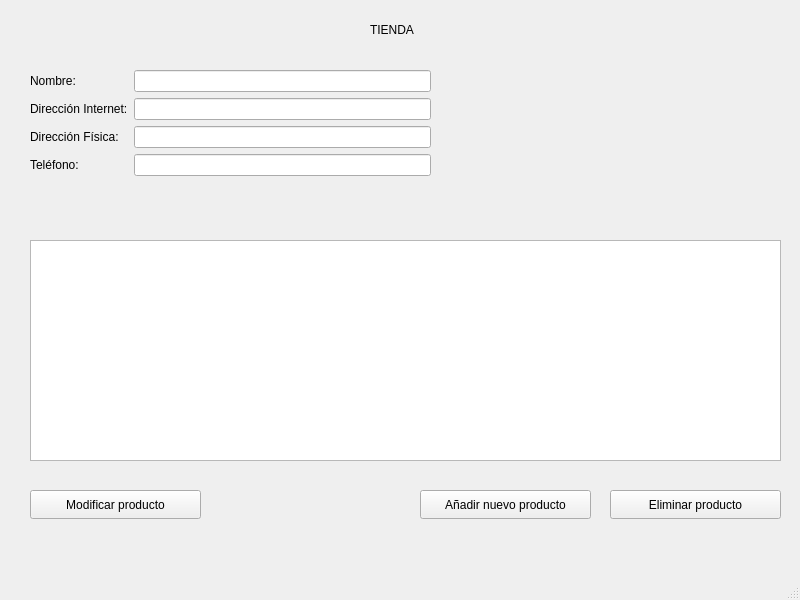
Above: tiendaAdministrada/src/ui/mainwindow.ui from RojasSancho/TareaProgramada4-C16882 before the change. Below: the same form after it.
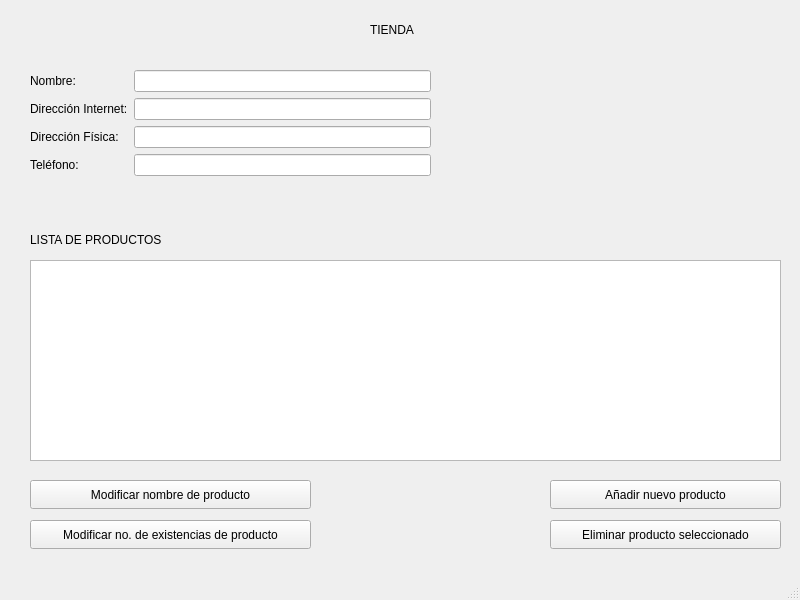
That is the form after the change.

Commit message: Listo el modificar producto de tienda

Patch:
```diff
--- a/tiendaAdministrada/src/ui/mainwindow.ui
+++ b/tiendaAdministrada/src/ui/mainwindow.ui
@@ -83,18 +83,18 @@
     <property name="geometry">
      <rect>
       <x>30</x>
-      <y>240</y>
+      <y>260</y>
       <width>751</width>
-      <height>221</height>
+      <height>201</height>
      </rect>
     </property>
    </widget>
    <widget class="QPushButton" name="btnNuevoProducto">
     <property name="geometry">
      <rect>
-      <x>420</x>
-      <y>490</y>
-      <width>171</width>
+      <x>550</x>
+      <y>480</y>
+      <width>231</width>
       <height>29</height>
      </rect>
     </property>
@@ -105,27 +105,53 @@
    <widget class="QPushButton" name="btnEliminarProducto">
     <property name="geometry">
      <rect>
-      <x>610</x>
-      <y>490</y>
-      <width>171</width>
+      <x>550</x>
+      <y>520</y>
+      <width>231</width>
       <height>29</height>
      </rect>
     </property>
     <property name="text">
-     <string>Eliminar producto</string>
+     <string>Eliminar producto seleccionado</string>
     </property>
    </widget>
    <widget class="QPushButton" name="pushButton">
     <property name="geometry">
      <rect>
       <x>30</x>
-      <y>490</y>
-      <width>171</width>
+      <y>480</y>
+      <width>281</width>
       <height>29</height>
      </rect>
     </property>
     <property name="text">
-     <string>Modificar producto</string>
+     <string>Modificar nombre de producto</string>
+    </property>
+   </widget>
+   <widget class="QLabel" name="label">
+    <property name="geometry">
+     <rect>
+      <x>30</x>
+      <y>230</y>
+      <width>161</width>
+      <height>20</height>
+     </rect>
+    </property>
+    <property name="text">
+     <string>LISTA DE PRODUCTOS</string>
+    </property>
+   </widget>
+   <widget class="QPushButton" name="btnExistenciasProducto">
+    <property name="geometry">
+     <rect>
+      <x>30</x>
+      <y>520</y>
+      <width>281</width>
+      <height>29</height>
+     </rect>
+    </property>
+    <property name="text">
+     <string>Modificar no. de existencias de producto</string>
     </property>
    </widget>
   </widget>
```
Left out of the diff: 2 changed lines with no effect on the pictures. The commit also changes 6 other files.
